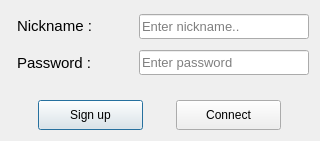
Nexus-Software/cpp_babel, file Client/src/QTSrcs/logindiag.ui: the form before one commit.
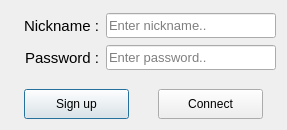
The form after the commit.

Commit message: SignupDiagTemplate(fix): Fixed graphical display for Login Dialog

What changed in the file:
```diff
--- a/Client/src/QTSrcs/logindiag.ui
+++ b/Client/src/QTSrcs/logindiag.ui
@@ -6,8 +6,8 @@
    <rect>
     <x>0</x>
     <y>0</y>
-    <width>320</width>
-    <height>141</height>
+    <width>287</width>
+    <height>130</height>
    </rect>
   </property>
   <property name="windowTitle">
@@ -16,13 +16,19 @@
   <layout class="QHBoxLayout" name="horizontalLayout">
    <item>
     <layout class="QVBoxLayout" name="verticalLayout" stretch="10,4">
+     <property name="spacing">
+      <number>16</number>
+     </property>
      <item>
       <layout class="QVBoxLayout" name="verticalLayout_2">
+       <property name="spacing">
+        <number>2</number>
+       </property>
        <property name="topMargin">
         <number>0</number>
        </property>
        <property name="bottomMargin">
-        <number>16</number>
+        <number>0</number>
        </property>
        <item>
         <layout class="QHBoxLayout" name="horizontalLayout_5" stretch="3,6">
@@ -31,7 +37,7 @@
            <property name="leftMargin">
             <number>6</number>
            </property>
-           <item alignment="Qt::AlignVCenter">
+           <item alignment="Qt::AlignRight|Qt::AlignVCenter">
             <widget class="QLabel" name="label">
              <property name="font">
               <font>
@@ -40,7 +46,7 @@
               </font>
              </property>
              <property name="text">
-              <string>Nickname :</string>
+              <string>Nickname : </string>
              </property>
             </widget>
            </item>
@@ -93,7 +99,7 @@
            <property name="leftMargin">
             <number>6</number>
            </property>
-           <item alignment="Qt::AlignVCenter">
+           <item alignment="Qt::AlignRight|Qt::AlignVCenter">
             <widget class="QLabel" name="label_2">
              <property name="font">
               <font>
@@ -102,7 +108,7 @@
               </font>
              </property>
              <property name="text">
-              <string>Password :</string>
+              <string>Password : </string>
              </property>
             </widget>
            </item>
@@ -137,7 +143,7 @@
               <enum>QLineEdit::Password</enum>
              </property>
              <property name="placeholderText">
-              <string>Enter password</string>
+              <string>Enter password..</string>
              </property>
             </widget>
            </item>
```
